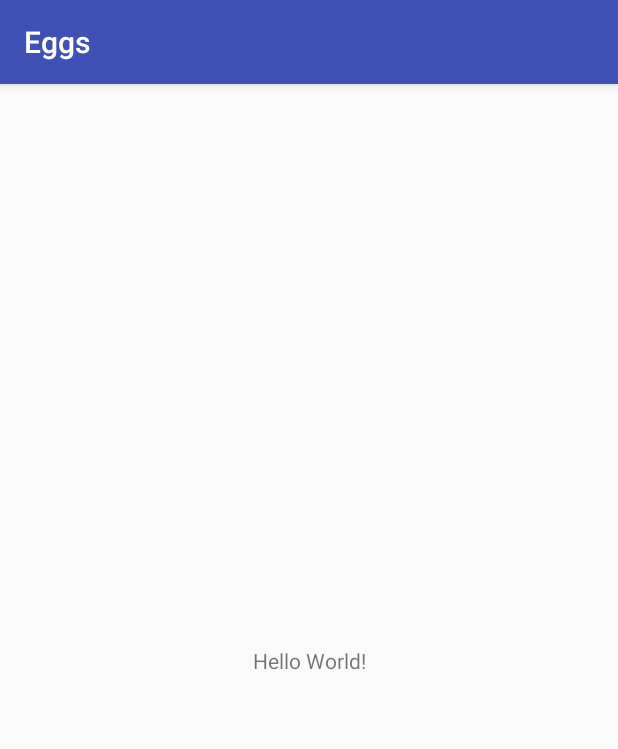
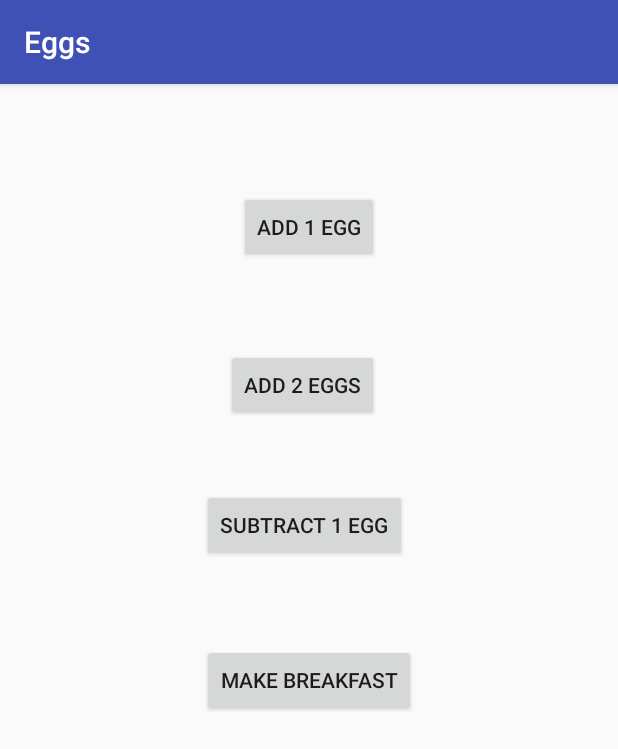
Before and after one commit to jamesleist/Eggs, an Android app: the screen it shows after launch (MainActivity), on a phone screen of 412 x 824 dp. Shown: the top 749 px of the screen. Run offline under Robolectric (Android 15) with nearby library versions, the phone set to English and light mode, and no system bars.

Commit message:
Buttons Added

```diff
--- a/app/src/main/res/layout/activity_main.xml
+++ b/app/src/main/res/layout/activity_main.xml
@@ -1,18 +1,45 @@
 <?xml version="1.0" encoding="utf-8"?>
-<android.support.constraint.ConstraintLayout xmlns:android="http://schemas.android.com/apk/res/android"
+<RelativeLayout xmlns:android="http://schemas.android.com/apk/res/android"
     xmlns:app="http://schemas.android.com/apk/res-auto"
     xmlns:tools="http://schemas.android.com/tools"
     android:layout_width="match_parent"
     android:layout_height="match_parent"
     tools:context="com.example.gordon.eggs.MainActivity">
 
-    <TextView
+
+    <Button
+        android:id="@+id/addTwo"
         android:layout_width="wrap_content"
         android:layout_height="wrap_content"
-        android:text="Hello World!"
-        app:layout_constraintBottom_toBottomOf="parent"
-        app:layout_constraintLeft_toLeftOf="parent"
-        app:layout_constraintRight_toRightOf="parent"
-        app:layout_constraintTop_toTopOf="parent" />
+        android:layout_marginTop="57dp"
+        android:text="@string/add2"
+        android:layout_below="@+id/addOne"
+        android:layout_alignEnd="@+id/addOne" />
 
-</android.support.constraint.ConstraintLayout>
+    <Button
+        android:id="@+id/addOne"
+        android:layout_width="wrap_content"
+        android:layout_height="wrap_content"
+        android:layout_marginTop="71dp"
+        android:text="@string/add1"
+        android:layout_alignParentTop="true"
+        android:layout_centerHorizontal="true" />
+
+    <Button
+        android:id="@+id/breakfast"
+        android:layout_width="wrap_content"
+        android:layout_height="wrap_content"
+        android:text="@string/breakfast"
+        android:layout_below="@+id/subOne"
+        android:layout_centerHorizontal="true"
+        android:layout_marginTop="55dp" />
+
+    <Button
+        android:id="@+id/subOne"
+        android:layout_width="wrap_content"
+        android:layout_height="wrap_content"
+        android:text="@string/subtract1"
+        android:layout_below="@+id/addTwo"
+        android:layout_alignStart="@+id/breakfast"
+        android:layout_marginTop="45dp" />
+</RelativeLayout>
--- a/app/src/main/res/values/strings.xml
+++ b/app/src/main/res/values/strings.xml
@@ -1,3 +1,7 @@
 <resources>
     <string name="app_name">Eggs</string>
+    <string name="add1">Add 1 Egg</string>
+    <string name="add2">Add 2 Eggs</string>
+    <string name="subtract1">Subtract 1 Egg</string>
+    <string name="breakfast">Make Breakfast</string>
 </resources>
```
